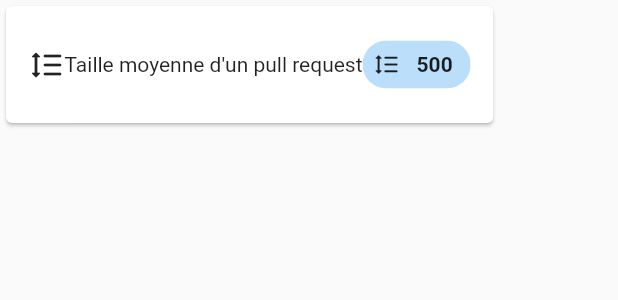
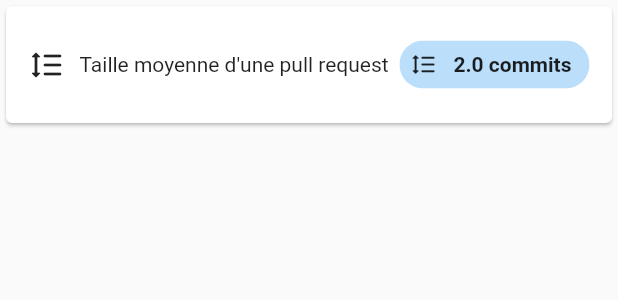
Before and after one commit to damiendesvent/metrics_LOG680-01_H2023_EQ12, a Flutter app: the PullAverageSize widget shown alone on an empty page, opened directly, on a phone screen of 412 x 824 dp. Shown: the top 300 px of the screen. Run offline on Flutter 3.47's test engine with Material 2 defaults, Android fonts, the phone set to English and light mode, and no system bars; our stand-ins replace shared_preferences, syncfusion_flutter_charts; accounts and stored records are empty; network calls fail.

Commit message:
liaison API metric PR average size

```diff
--- a/frontend/flutter_application_1/lib/main.dart
+++ b/frontend/flutter_application_1/lib/main.dart
@@ -74,7 +74,7 @@ class _MyHomePageState extends State<MyHomePage> {
     Uri graphQlUri = Uri.parse('https://api.github.com/graphql');
 
     String query =
-        "query{ user(login: \"${_ownerController.text}\") {  projectV2(number: ${_projectController.text}) { ... on ProjectV2 { items(first: 100) { nodes { fieldValues(last: 1) { nodes { ... on ProjectV2ItemFieldSingleSelectValue { name createdAt} } } content { ... on DraftIssue { title body } ... on Issue { __typename title state closedAt assignees(first: 10) { nodes { login } } } ... on PullRequest {__typename title state closedAt assignees(first: 10) { nodes { name } } } } creator { login } } } } } } } ";
+        "query{ user(login: \"${_ownerController.text}\") {  projectV2(number: ${_projectController.text}) { ... on ProjectV2 { items(first: 100) { nodes { fieldValues(last: 1) { nodes { ... on ProjectV2ItemFieldSingleSelectValue { name createdAt} } } content { ... on DraftIssue { title body } ... on Issue { __typename title state closedAt assignees(first: 10) { nodes { login } } } ... on PullRequest {__typename title state closedAt commits(last: 200) { totalCount } totalCommentsCount assignees(first: 10) { nodes { name } } } } creator { login } } } } } } } ";
 
     http.Response response = await http.post(graphQlUri,
         headers: {
--- a/frontend/flutter_application_1/lib/pull_average_size.dart
+++ b/frontend/flutter_application_1/lib/pull_average_size.dart
@@ -1,6 +1,8 @@
 import 'dart:convert';
 import 'package:flutter/cupertino.dart';
 import 'package:flutter/material.dart';
+
+double averageSize = 2;
 
 class PullAverageSize extends StatefulWidget {
   const PullAverageSize({super.key});
@@ -14,21 +16,30 @@ class _PullAverageSizeState extends State<PullAverageSize> {
   Widget build(BuildContext context) {
     return Card(
         child: Container(
-            padding: EdgeInsets.all(15.0),
-            child:
-                Wrap(crossAxisAlignment: WrapCrossAlignment.center, children: [
+            width: double.infinity,
+            padding: const EdgeInsets.all(15.0),
+            child: Wrap(
+                crossAxisAlignment: WrapCrossAlignment.center,
+                alignment: WrapAlignment.spaceBetween,
+                children: [
+                  Wrap(
+                    spacing: 10,
+                    crossAxisAlignment: WrapCrossAlignment.center,
+                    children: const [
                       Icon(Icons.format_line_spacing_rounded),
-              Text("Taille moyenne d'un pull request"),
+                      Text("Taille moyenne d'une pull request "),
+                    ],
+                  ),
                   Tooltip(
-                  message: "Somme de ligne modifié (Ajouté + supprimé)",
+                      message: "Nombre de commits",
                       child: Chip(
                           backgroundColor: Colors.blue.shade100,
                           avatar: const Icon(Icons.format_line_spacing_rounded),
-                      shape: RoundedRectangleBorder(
+                          shape: const RoundedRectangleBorder(
                               borderRadius:
-                              const BorderRadius.all(Radius.circular(50))),
+                                  BorderRadius.all(Radius.circular(50))),
                           label: Text(
-                        "500",
+                            '$averageSize commits',
                             style: const TextStyle(fontWeight: FontWeight.w600),
                           )))
                 ])));
--- a/frontend/flutter_application_1/lib/pull_page.dart
+++ b/frontend/flutter_application_1/lib/pull_page.dart
@@ -19,15 +19,20 @@ class _PullPageLayout extends State<PullPageLayout> {
   void getPullRequestsInfo() {
     nbPullRequestWaiting = 0;
     int nbPullRequestClosed = 0;
+    //averageSize = 0;
+    int sumSize = 0;
     for (var task in tasks) {
       if (task['content']['__typename'] == 'PullRequest') {
         task['content']['state'] == 'OPEN'
             ? nbPullRequestWaiting++
             : nbPullRequestClosed++;
+        sumSize +=
+            int.parse(task['content']['commits']['totalCount'].toString());
       }
     }
     closePourcentage =
         nbPullRequestWaiting / (nbPullRequestWaiting + nbPullRequestClosed);
+    averageSize = sumSize / (nbPullRequestWaiting + nbPullRequestClosed);
   }
 
   @override
@@ -44,8 +49,8 @@ class _PullPageLayout extends State<PullPageLayout> {
         Expanded(child: PullAverageTimeToSolve()),
       ]),
       PullOpenClose(),
+      PullAverageSize(),
       PullAverageComments(),
-      PullAverageSize()
     ]);
   }
 }
```
Lines whose indentation alone changed are shown as unchanged.
